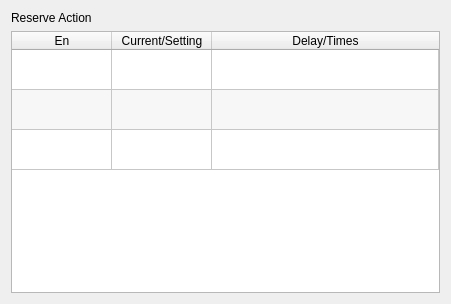
dongdong-2009/3-5AxisRobot, file hcinstruction/icpneumaticactionpage.ui: the form before one commit.
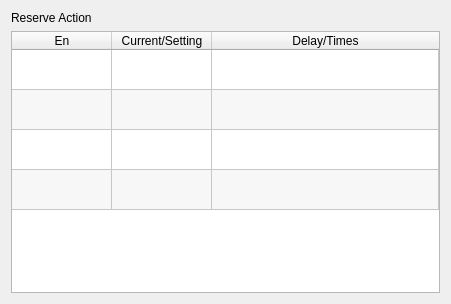
The form after the commit. Icons and pictures are not drawn. Custom widgets are drawn as their Qt base class.

Diff of the .ui file:
```diff
--- a/hcinstruction/icpneumaticactionpage.ui
+++ b/hcinstruction/icpneumaticactionpage.ui
@@ -115,6 +115,11 @@
        <string>Reserve2</string>
       </property>
      </row>
+     <row>
+      <property name="text">
+       <string>Reserve3</string>
+      </property>
+     </row>
      <row>
       <property name="text">
        <string>Reserve4</string>
@@ -165,6 +170,11 @@
       </property>
      </item>
      <item row="2" column="0">
+      <property name="checkState">
+       <enum>Unchecked</enum>
+      </property>
+     </item>
+     <item row="3" column="0">
       <property name="text">
        <string/>
       </property>
@@ -172,7 +182,7 @@
        <enum>Unchecked</enum>
       </property>
      </item>
-     <item row="2" column="1">
+     <item row="3" column="1">
       <property name="text">
        <string/>
       </property>
```
